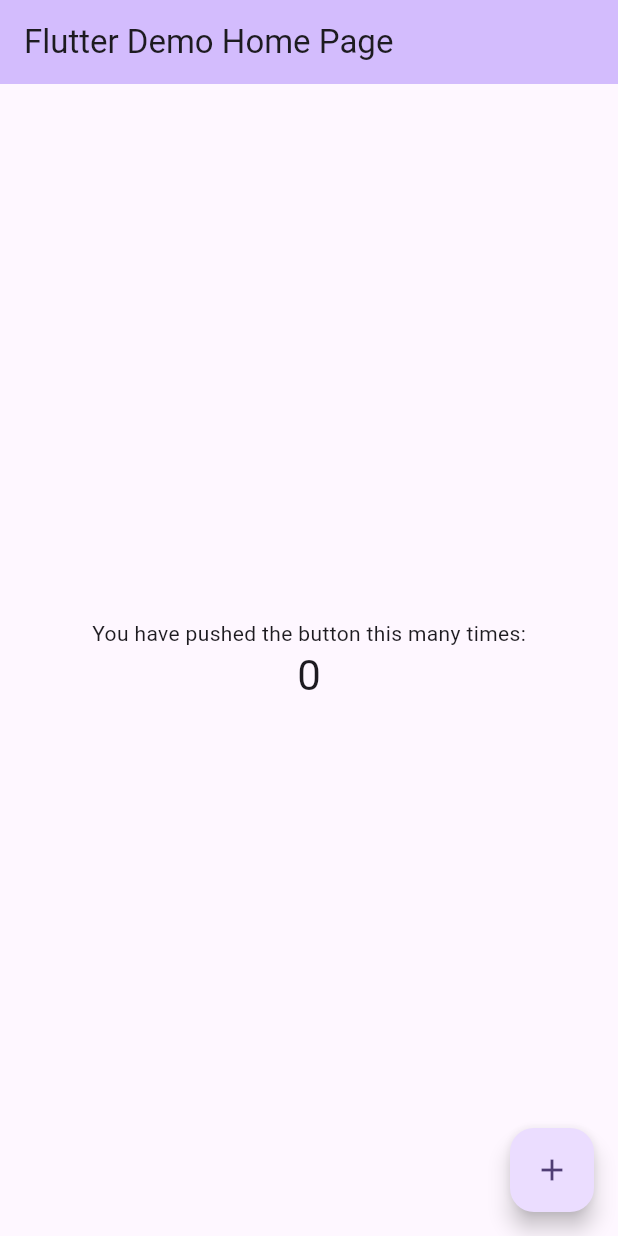
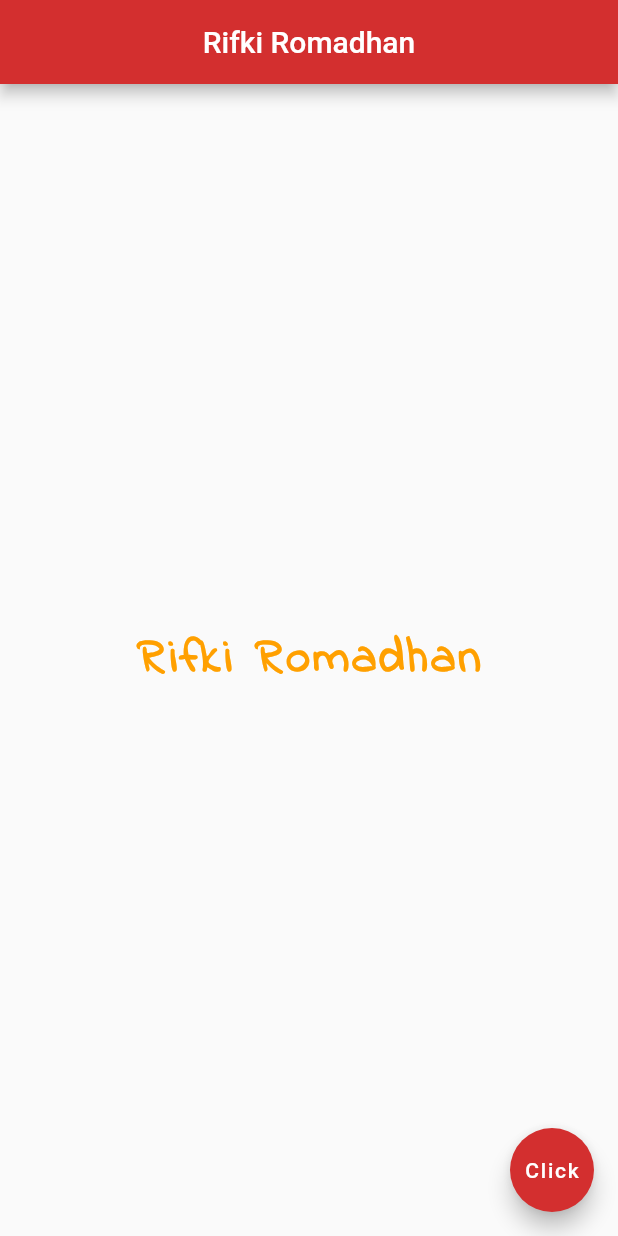
Before and after one commit to IkkiRama/Belajar-Flutter, a Flutter app: the screen it shows after launch, on a phone screen of 412 x 824 dp. Run offline on Flutter 3.47's test engine with Material 2 defaults, Android fonts, the light colour scheme and no system bars.

Commit message:
AppBar, Color and add custom Fonts

```diff
--- a/lib/main.dart
+++ b/lib/main.dart
@@ -1,125 +1,30 @@
 import 'package:flutter/material.dart';
 
-void main() {
-  runApp(const MyApp());
-}
-
-class MyApp extends StatelessWidget {
-  const MyApp({super.key});
-
-  // This widget is the root of your application.
-  @override
-  Widget build(BuildContext context) {
-    return MaterialApp(
-      title: 'Flutter Demo',
-      theme: ThemeData(
-        // This is the theme of your application.
-        //
-        // TRY THIS: Try running your application with "flutter run". You'll see
-        // the application has a blue toolbar. Then, without quitting the app,
-        // try changing the seedColor in the colorScheme below to Colors.green
-        // and then invoke "hot reload" (save your changes or press the "hot
-        // reload" button in a Flutter-supported IDE, or press "r" if you used
-        // the command line to start the app).
-        //
-        // Notice that the counter didn't reset back to zero; the application
-        // state is not lost during the reload. To reset the state, use hot
-        // restart instead.
-        //
-        // This works for code too, not just values: Most code changes can be
-        // tested with just a hot reload.
-        colorScheme: ColorScheme.fromSeed(seedColor: Colors.deepPurple),
-        useMaterial3: true,
-      ),
-      home: const MyHomePage(title: 'Flutter Demo Home Page'),
-    );
-  }
-}
-
-class MyHomePage extends StatefulWidget {
-  const MyHomePage({super.key, required this.title});
-
-  // This widget is the home page of your application. It is stateful, meaning
-  // that it has a State object (defined below) that contains fields that affect
-  // how it looks.
-
-  // This class is the configuration for the state. It holds the values (in this
-  // case the title) provided by the parent (in this case the App widget) and
-  // used by the build method of the State. Fields in a Widget subclass are
-  // always marked "final".
-
-  final String title;
-
-  @override
-  State<MyHomePage> createState() => _MyHomePageState();
-}
-
-class _MyHomePageState extends State<MyHomePage> {
-  int _counter = 0;
-
-  void _incrementCounter() {
-    setState(() {
-      // This call to setState tells the Flutter framework that something has
-      // changed in this State, which causes it to rerun the build method below
-      // so that the display can reflect the updated values. If we changed
-      // _counter without calling setState(), then the build method would not be
-      // called again, and so nothing would appear to happen.
-      _counter++;
-    });
-  }
-
-  @override
-  Widget build(BuildContext context) {
-    // This method is rerun every time setState is called, for instance as done
-    // by the _incrementCounter method above.
-    //
-    // The Flutter framework has been optimized to make rerunning build methods
-    // fast, so that you can just rebuild anything that needs updating rather
-    // than having to individually change instances of widgets.
-    return Scaffold(
+void main() => runApp(MaterialApp(
+    home: Scaffold(
       appBar: AppBar(
-        // TRY THIS: Try changing the color here to a specific color (to
-        // Colors.amber, perhaps?) and trigger a hot reload to see the AppBar
-        // change color while the other colors stay the same.
-        backgroundColor: Theme.of(context).colorScheme.inversePrimary,
-        // Here we take the value from the MyHomePage object that was created by
-        // the App.build method, and use it to set our appbar title.
-        title: Text(widget.title),
+        title: Text("Rifki Romadhan"),
+        centerTitle: true,
+        backgroundColor: Colors.red[700],
       ),
       body: Center(
-        // Center is a layout widget. It takes a single child and positions it
-        // in the middle of the parent.
-        child: Column(
-          // Column is also a layout widget. It takes a list of children and
-          // arranges them vertically. By default, it sizes itself to fit its
-          // children horizontally, and tries to be as tall as its parent.
-          //
-          // Column has various properties to control how it sizes itself and
-          // how it positions its children. Here we use mainAxisAlignment to
-          // center the children vertically; the main axis here is the vertical
-          // axis because Columns are vertical (the cross axis would be
-          // horizontal).
-          //
-          // TRY THIS: Invoke "debug painting" (choose the "Toggle Debug Paint"
-          // action in the IDE, or press "p" in the console), to see the
-          // wireframe for each widget.
-          mainAxisAlignment: MainAxisAlignment.center,
-          children: <Widget>[
-            const Text(
-              'You have pushed the button this many times:',
-            ),
-            Text(
-              '$_counter',
-              style: Theme.of(context).textTheme.headlineMedium,
-            ),
-          ],
+        child: Text(
+          "Rifki Romadhan",
+          style: TextStyle(
+            fontSize: 32,
+            fontWeight: FontWeight.w600,
+            color: Colors.amber[700],
+            // fontStyle: FontStyle.italic,
+            letterSpacing: 2,
+            fontFamily: "IndieFlower",
+            // fontFamily: "Belanosima"
+          ),
         ),
       ),
       floatingActionButton: FloatingActionButton(
-        onPressed: _incrementCounter,
-        tooltip: 'Increment',
-        child: const Icon(Icons.add),
-      ), // This trailing comma makes auto-formatting nicer for build methods.
-    );
-  }
-}
+        onPressed: null,
+        child: Text("Click"),
+        backgroundColor: Colors.red[700],
+      ),
+    )
+));
```
Also changed, not shown: pubspec.yaml (+9 -11 lines), fonts/Belanosima-Bold.ttf (added), fonts/Belanosima-Regular.ttf (added), fonts/Belanosima-SemiBold.ttf (added), fonts/IndieFlower-Regular.ttf (added), 1 other file.
